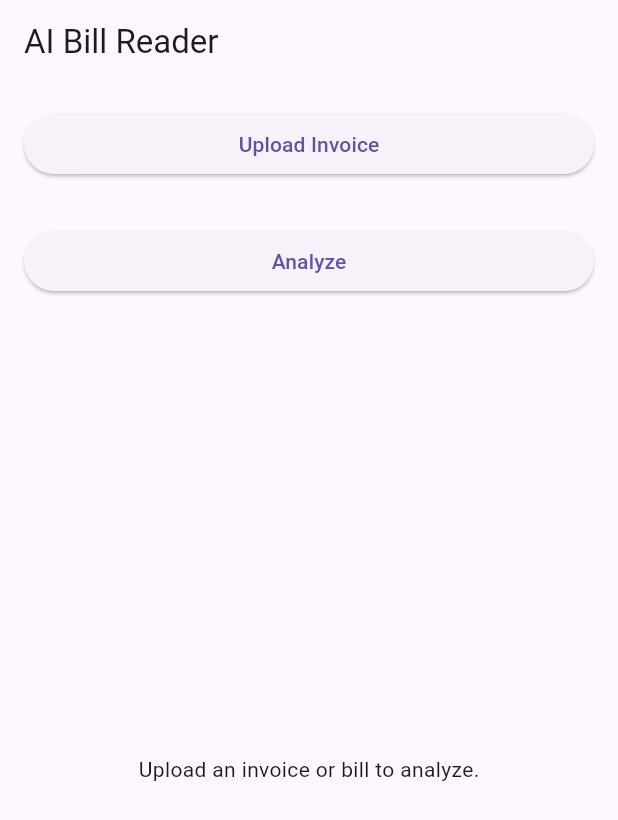
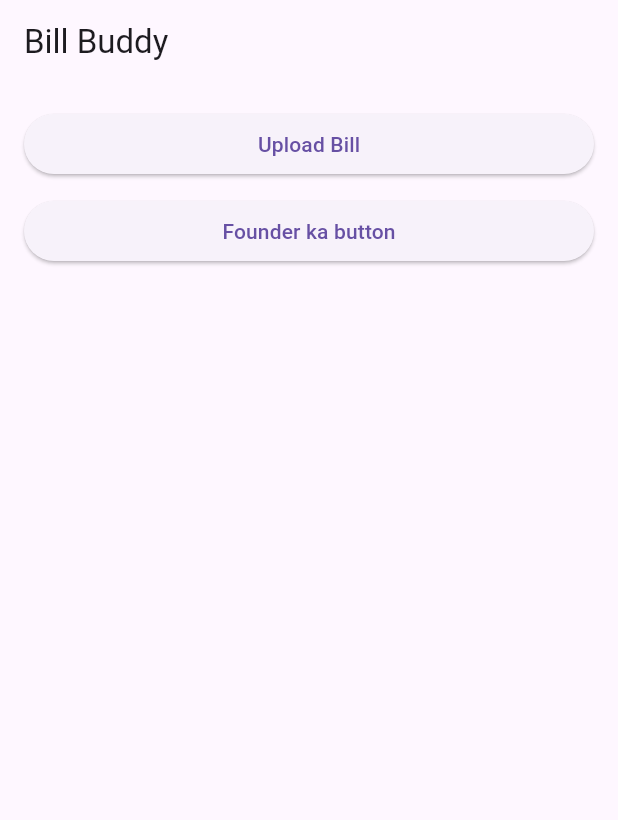
Before and after one commit to enigmaCoder/AI_Bill_Assistant, a Flutter app: the screen it shows after launch, on a phone screen of 412 x 824 dp. Shown: the top 820 px of the screen. Run offline on Flutter 3.47's test engine with Material 3 defaults, Android fonts, the phone set to English and light mode, and no system bars; our stand-ins replace dio, file_picker; missing offline and left inert: pdfx.

Commit message:
UI Changes
Changes of UI

```diff
--- a/lib/main.dart
+++ b/lib/main.dart
@@ -4,6 +4,7 @@ import 'package:flutter/material.dart';
 import 'package:file_picker/file_picker.dart';
 import 'package:dio/dio.dart';
 import 'package:pdfx/pdfx.dart';
+import 'details.dart';
 
 void main() {
   runApp(MyApp());
@@ -13,7 +14,7 @@ class MyApp extends StatelessWidget {
   @override
   Widget build(BuildContext context) {
     return MaterialApp(
-      title: 'AI Bill Reader',
+      title: 'Bill Buddy',
       theme: ThemeData(
         primarySwatch: Colors.blue,
       ),
@@ -31,6 +32,7 @@ class _InvoiceAnalyzerState extends State<InvoiceAnalyzer> {
   String? selectedFileName;
   Uint8List? selectedFileBytes;
   Map<String, dynamic>? extractedData;
+  Map<String, dynamic>? objectData = {};
   bool isLoading = false;
 
   Future<void> pickFile() async {
@@ -47,6 +49,7 @@ class _InvoiceAnalyzerState extends State<InvoiceAnalyzer> {
             setState(() {
               selectedFileBytes = imageBytes.asUnmodifiableView();
               selectedFileName = file.name;
+              analyzeInvoice();
             });
           } else {
             showError('Failed to convert PDF to image.');
@@ -55,6 +58,7 @@ class _InvoiceAnalyzerState extends State<InvoiceAnalyzer> {
           setState(() {
             selectedFileBytes = file.bytes;
             selectedFileName = file.name;
+            analyzeInvoice();
           });
         }
       }
@@ -107,7 +111,7 @@ class _InvoiceAnalyzerState extends State<InvoiceAnalyzer> {
             "parts": [
               {
                 "text":
-                "You are an expert invoice analyst; Please extract and summarize all relevant details from the invoice in a structured JSON format, with fields: productName, productDetails (containing purchaseDate, price, insuranceDate, expiryDate, description, sellerInformation, productType, remainingDetails)"
+                "You are an expert invoice analyst; Please extract and summarize all relevant details from the invoice in a structured JSON format, with fields: productName, productDetails (containing purchaseDate, price, insuranceDate, insuranceExpiryDate, warrantyStartDate, warrantyEndDate, remainingDetails).If warrantyStartDate is present always calculate the warrantyEndDate. Make sure the number of products is always one. Please skip the item from the json which is not present"
               },
               {
                 "inline_data": {
@@ -137,6 +141,7 @@ class _InvoiceAnalyzerState extends State<InvoiceAnalyzer> {
             final jsonString = extractedText.substring(jsonStart, jsonEnd + 1);
             setState(() {
               extractedData = jsonDecode(jsonString);
+              objectData?.addAll({extractedData!.values.toList()[0]:extractedData!.values.toList()[1]});
             });
           } else {
             throw Exception('No valid JSON found in response text.');
@@ -214,39 +219,56 @@ class _InvoiceAnalyzerState extends State<InvoiceAnalyzer> {
   Widget build(BuildContext context) {
     return Scaffold(
       appBar: AppBar(
-        title: Text('AI Bill Reader'),
+        title: Text('Bill Buddy'),
       ),
       body: Padding(
         padding: const EdgeInsets.all(16.0),
-        child: Column(
+        child: Stack(
+          alignment: Alignment(0, 0),
+    children: [
+      Stack(
+        children: [
+           Column(
+              mainAxisSize: MainAxisSize.min,
+                 children: [
+                    Opacity(
+                      opacity: 1
+                    )]),
+          isLoading ? CircularProgressIndicator(color: Colors.black):SizedBox(),
+        ],
+      ),
+      Column(
           crossAxisAlignment: CrossAxisAlignment.stretch,
           children: [
             ElevatedButton(
-              onPressed: pickFile,
-              child: Text('Upload Invoice'),
+              onPressed: isLoading ? null : pickFile,
+              child: isLoading ? Text('Analyzing...')
+               : Text('Upload Bill'),
             ),
             SizedBox(height: 10),
+            ElevatedButton(
+              onPressed:(){
+                Navigator.push(
+                  context,
+                  MaterialPageRoute(builder: (context) => const DetailsWidget()),
+                );
+            },
+              child: Text('Founder ka button')
+            ),
             if (selectedFileBytes != null) Text('Selected File: $selectedFileName'),
             SizedBox(height: 20),
-            ElevatedButton(
-              onPressed: isLoading ? null : analyzeInvoice,
-              child: isLoading
-                  ? CircularProgressIndicator(color: Colors.white)
-                  : Text('Analyze'),
-            ),
-            SizedBox(height: 20),
             Expanded(
-              child: extractedData != null
+              child: objectData != null
                   ? SingleChildScrollView(
-                child: buildNestedList(extractedData!),
+                child: buildNestedList(objectData!),
               )
                   : Center(
                 child: Text('Upload an invoice or bill to analyze.'),
               ),
             ),
           ],
-        ),
-      ),
+        )],
+      )),
     );
   }
 }
```
Also changed, not shown: lib/details.dart (added, +26 -0 lines), 1 other file.
